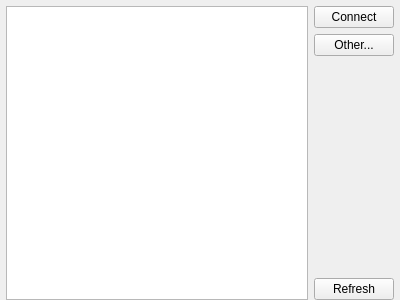
The window that ui/ConnectWidget.ui (kipr/botui) describes before a commit, drawn with Qt 5.
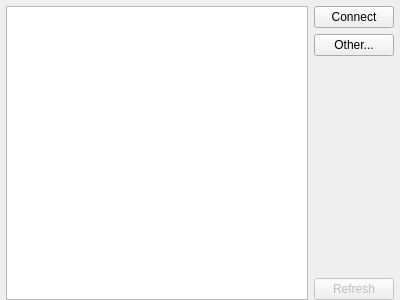
The same window after the commit. Icons and pictures are not drawn.

Commit message: Added sensor list widget + sensor model

What changed in the file:
```diff
--- a/ui/ConnectWidget.ui
+++ b/ui/ConnectWidget.ui
@@ -70,6 +70,9 @@
        </item>
        <item>
         <widget class="QPushButton" name="refresh">
+         <property name="enabled">
+          <bool>false</bool>
+         </property>
          <property name="text">
           <string>Refresh</string>
          </property>
```
The commit also changes 6 other files.
